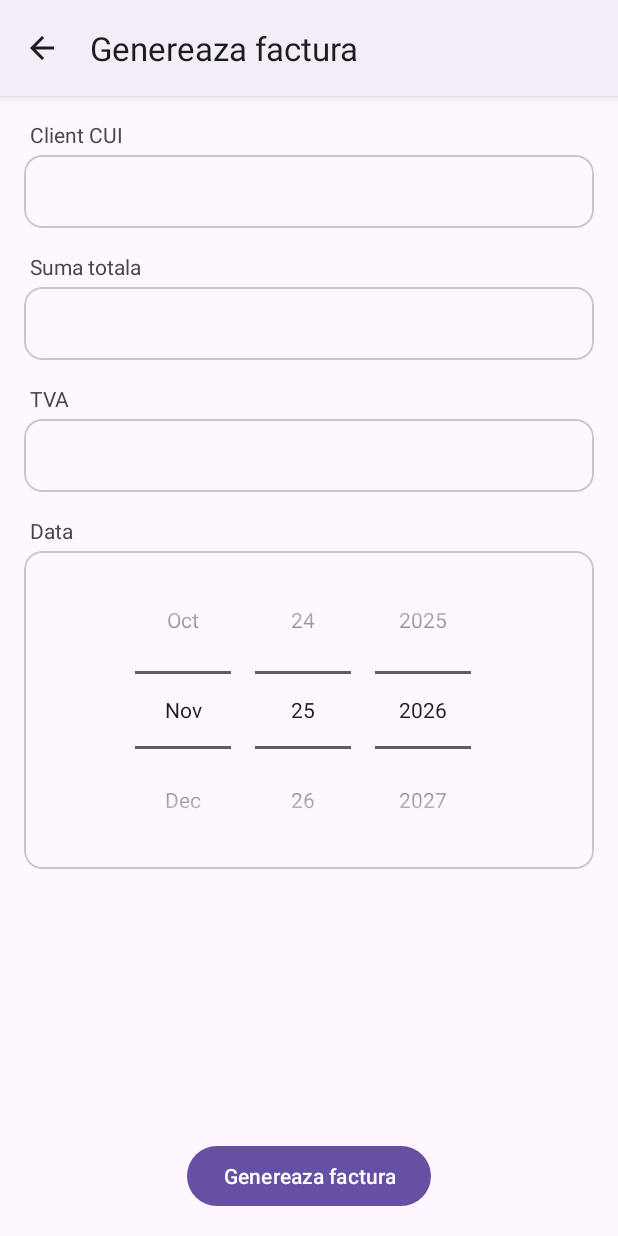
After one commit to dabidu27/receipt-to-invoice, an Android app: the PreviewReceiptDataActivity screen opened directly, with no data from a screen before it, on a phone screen of 412 x 824 dp. The commit adds this screen. Run offline under Robolectric (Android 15) with nearby library versions, the phone set to English and light mode, and no system bars.

Commit message:
Preview data extracted from receipt activity

```diff
--- a/android/app/src/main/java/com/example/receipt_to_invoice/ui/OCRDumpActivity.java
+++ b/android/app/src/main/java/com/example/receipt_to_invoice/ui/OCRDumpActivity.java
@@ -1,5 +1,6 @@
 package com.example.receipt_to_invoice.ui;
 
+import android.content.Intent;
 import android.net.Uri;
 import android.os.Bundle;
 import android.view.MenuItem;
@@ -21,12 +22,9 @@ import androidx.core.view.WindowInsetsCompat;
 import com.example.receipt_to_invoice.R;
 import com.example.receipt_to_invoice.ocr.OCR;
 
-import java.io.BufferedOutputStream;
 import java.io.File;
-import java.io.FileOutputStream;
 import java.io.IOException;
-import java.io.OutputStreamWriter;
-import java.nio.charset.StandardCharsets;
+import java.util.HashMap;
 import java.util.Map;
 import java.util.concurrent.ExecutorService;
 import java.util.concurrent.Executors;
@@ -48,7 +46,16 @@ public class OCRDumpActivity extends AppCompatActivity {
                         ocr.runOcr(o, OCRDumpActivity.this, new OCR.Callback() {
                             @Override
                             public void onSuccess(String alignedText) {
-                                saveText(alignedText);
+                                fileExecutor.execute(() -> {
+
+                                    //Get the exact text returned by the OCR
+                                    Map<String, String> out = ReceiptParser.parse(alignedText, "RO11997009");
+                                    runOnUiThread(() -> {
+                                        Intent intent = new Intent(OCRDumpActivity.this, PreviewReceiptDataActivity.class);
+                                        intent.putExtra(PreviewReceiptDataActivity.DATA_EXTRA, new HashMap<>(out)); //create a HashMap from the Map, because HashMap is serializable
+                                        startActivity(intent);
+                                    });
+                                });
                             }
 
                             @Override
@@ -71,7 +78,15 @@ public class OCRDumpActivity extends AppCompatActivity {
                 ocr.runOcr(cameraPhotoUri, OCRDumpActivity.this, new OCR.Callback() {
                     @Override
                     public void onSuccess(String alignedText) {
-                        saveText(alignedText);
+                        fileExecutor.execute(() -> {
+                            //Get the exact text returned by the OCR
+                            Map<String, String> out = ReceiptParser.parse(alignedText, "RO11997009");
+                            runOnUiThread(() -> {
+                                Intent intent = new Intent(OCRDumpActivity.this, PreviewReceiptDataActivity.class);
+                                intent.putExtra(PreviewReceiptDataActivity.DATA_EXTRA, new HashMap<>(out)); //create a HashMap from the Map, because HashMap is serializable
+                                startActivity(intent);
+                            });
+                        });
                     }
                     @Override
                     public void onError(String message) {
@@ -94,6 +109,8 @@ public class OCRDumpActivity extends AppCompatActivity {
             v.setPadding(systemBars.left, systemBars.top, systemBars.right, systemBars.bottom);
             return insets;
         });
+
+        setTitle("Creeaza bon");
 
         btnPick = findViewById(R.id.btnPick);
         btnPick.setOnClickListener(v -> {
@@ -130,32 +147,6 @@ public class OCRDumpActivity extends AppCompatActivity {
     }
 
 
-    private void saveText(String alignedText){
-
-        String fileName = "ocr_" + System.currentTimeMillis() + ".txt";
-
-        fileExecutor.execute(() -> {
-
-            //Get the exact text returned by the OCR
-            Map<String, String> out = ReceiptParser.parse(alignedText, "RO11997009");
-
-            //getExternalFilesDir(null) => an app-specific, writable folder, no permissions needed
-            File outFile = new File(getExternalFilesDir(null), fileName);
-            try(FileOutputStream fos = new FileOutputStream(outFile);
-                BufferedOutputStream bos = new BufferedOutputStream(fos);
-                OutputStreamWriter osw = new OutputStreamWriter(bos,StandardCharsets.UTF_8)){
-
-                for(String field: out.keySet()){
-                    osw.write(field + ": "+ out.get(field) + "\n");
-                }
-                runOnUiThread(() -> Toast.makeText(this, "Saved " + fileName, Toast.LENGTH_LONG).show());
-            }catch (IOException e){
-                runOnUiThread(() -> Toast.makeText(this, "Cannot save file", Toast.LENGTH_LONG).show());
-            }
-        });
-
-    }
-
     @Override
     protected void onDestroy() {
         super.onDestroy();
--- /dev/null
+++ b/android/app/src/main/java/com/example/receipt_to_invoice/ui/PreviewReceiptDataActivity.java
@@ -0,0 +1,120 @@
+package com.example.receipt_to_invoice.ui;
+
+import android.content.Intent;
+import android.os.Bundle;
+import android.widget.DatePicker;
+import android.widget.EditText;
+
+import androidx.activity.EdgeToEdge;
+import androidx.appcompat.app.AppCompatActivity;
+import androidx.core.graphics.Insets;
+import androidx.core.view.ViewCompat;
+import androidx.core.view.WindowInsetsCompat;
+
+import com.example.receipt_to_invoice.R;
+
+import java.util.Calendar;
+import java.util.HashMap;
+
+public class PreviewReceiptDataActivity extends AppCompatActivity {
+
+    public final static String DATA_EXTRA = "data";
+
+    private EditText etClientCui;
+    private EditText etTotal;
+    private EditText etTVA;
+    private DatePicker dtData;
+
+    public static class ParsedDate {
+        public final int year;
+        public final int month; // 1 - 12 (calendar month)
+        public final int day;   // 1 - 31
+
+        public ParsedDate(int year, int month, int day) {
+            this.year = year;
+            this.month = month;
+            this.day = day;
+        }
+
+        //Returns 0-based month (0 - 11) for Android's DatePicker or java.util.Calendar
+        public int getDatePickerMonth() {
+            return Math.max(0, month - 1);
+        }
+    }
+
+    @Override
+    protected void onCreate(Bundle savedInstanceState) {
+        super.onCreate(savedInstanceState);
+        EdgeToEdge.enable(this);
+        setContentView(R.layout.activity_preview_receipt_data);
+        ViewCompat.setOnApplyWindowInsetsListener(findViewById(R.id.main), (v, insets) -> {
+            Insets systemBars = insets.getInsets(WindowInsetsCompat.Type.systemBars());
+            v.setPadding(systemBars.left, systemBars.top, systemBars.right, systemBars.bottom);
+            return insets;
+        });
+
+        setTitle("Genereaza factura");
+        if(getSupportActionBar() != null){
+            getSupportActionBar().setDisplayHomeAsUpEnabled(true);
+        }
+
+        setupControls();
+
+        Intent intent = getIntent();
+        HashMap<String, String> receiptData = (HashMap<String, String>) intent.getSerializableExtra(DATA_EXTRA);
+        String rawDate = null;
+        if (receiptData != null) {
+            etClientCui.setText(receiptData.get("clientCui") != null ? receiptData.get("clientCui") : "Nu s-a gasit CUI client");
+            etTotal.setText(receiptData.get("total") != null ? receiptData.get("total") : "0");
+            etTVA.setText(receiptData.get("vat") != null ? receiptData.get("vat") : "0");
+            rawDate = receiptData.get("date");
+        }
+
+        ParsedDate date = parseDate(rawDate);
+        dtData.init(date.year, date.getDatePickerMonth(), date.day, null);
+    }
+
+    public static ParsedDate parseDate(String dateStr) {
+        Calendar calendar = Calendar.getInstance();
+        int defaultYear = calendar.get(Calendar.YEAR);
+        int defaultMonth = calendar.get(Calendar.MONTH) + 1; // 1-12
+        int defaultDay = calendar.get(Calendar.DAY_OF_MONTH);
+
+        if (dateStr == null || dateStr.trim().isEmpty()) {
+            return new ParsedDate(defaultYear, defaultMonth, defaultDay);
+        }
+
+        String[] parts = dateStr.trim().split("[-./]");
+        if (parts.length == 3) {
+            try {
+                int p0 = Integer.parseInt(parts[0].trim());
+                int p1 = Integer.parseInt(parts[1].trim());
+                int p2 = Integer.parseInt(parts[2].trim());
+
+                if (p0 > 1000) {
+                    // Format: yyyy-mm-dd
+                    return new ParsedDate(p0, p1, p2);
+                } else if (p2 > 1000) {
+                    // Format: dd-mm-yyyy
+                    return new ParsedDate(p2, p1, p0);
+                }
+            } catch (NumberFormatException ignored) {
+            }
+        }
+
+        return new ParsedDate(defaultYear, defaultMonth, defaultDay);
+    }
+
+    private void setupControls(){
+        etTotal = findViewById(R.id.etTotal);
+        etTVA = findViewById(R.id.etTVA);
+        etClientCui = findViewById(R.id.etClientCui);
+        dtData = findViewById(R.id.dpData);
+    }
+
+    @Override
+    public boolean onSupportNavigateUp() {
+        finish();
+        return true;
+    }
+}
--- a/android/app/src/main/res/layout/activity_main.xml
+++ b/android/app/src/main/res/layout/activity_main.xml
@@ -10,7 +10,7 @@
     <TextView
         android:layout_width="wrap_content"
         android:layout_height="wrap_content"
-        android:text="Hello World!"
+        android:text="@string/hello_world"
         app:layout_constraintBottom_toBottomOf="parent"
         app:layout_constraintEnd_toEndOf="parent"
         app:layout_constraintStart_toStartOf="parent"
--- a/android/app/src/main/res/layout/activity_ocrdump.xml
+++ b/android/app/src/main/res/layout/activity_ocrdump.xml
@@ -15,6 +15,6 @@
         app:layout_constraintEnd_toEndOf="parent"
         app:layout_constraintBottom_toBottomOf="parent"
         app:layout_constraintStart_toStartOf="parent"
-        android:text = "Pick receipt"/>
+        android:text="@string/pick_receipt" />
 
 </androidx.constraintlayout.widget.ConstraintLayout>
--- /dev/null
+++ b/android/app/src/main/res/layout/activity_preview_receipt_data.xml
@@ -0,0 +1,132 @@
+<?xml version="1.0" encoding="utf-8"?>
+<androidx.constraintlayout.widget.ConstraintLayout xmlns:android="http://schemas.android.com/apk/res/android"
+    xmlns:app="http://schemas.android.com/apk/res-auto"
+    xmlns:tools="http://schemas.android.com/tools"
+    android:id="@+id/main"
+    android:layout_width="match_parent"
+    android:layout_height="match_parent"
+    tools:context=".ui.PreviewReceiptDataActivity">
+
+    <ScrollView
+        android:layout_width="0dp"
+        android:layout_height="0dp"
+        android:fillViewport="true"
+        app:layout_constraintBottom_toTopOf="@id/btnToInvoice"
+        app:layout_constraintEnd_toEndOf="parent"
+        app:layout_constraintStart_toStartOf="parent"
+        app:layout_constraintTop_toTopOf="parent">
+
+        <LinearLayout
+            android:layout_width="match_parent"
+            android:layout_height="wrap_content"
+            android:orientation="vertical"
+            android:padding="16dp">
+
+            <TextView
+                android:id="@+id/tvClientCui"
+                android:layout_width="wrap_content"
+                android:layout_height="wrap_content"
+                android:layout_marginStart="4dp"
+                android:text="@string/client_cui" />
+
+            <com.google.android.material.card.MaterialCardView
+                android:id="@+id/mcvClientCui"
+                android:layout_width="match_parent"
+                android:layout_height="wrap_content"
+                android:layout_marginTop="4dp">
+
+                <EditText
+                    android:id="@+id/etClientCui"
+                    android:layout_width="match_parent"
+                    android:layout_height="wrap_content"
+                    android:background="@android:color/transparent"
+                    android:inputType="textCapCharacters"
+                    android:padding="12dp" />
+
+            </com.google.android.material.card.MaterialCardView>
+
+            <TextView
+                android:id="@+id/tvTotal"
+                android:layout_width="wrap_content"
+                android:layout_height="wrap_content"
+                android:layout_marginStart="4dp"
+                android:layout_marginTop="16dp"
+                android:text="@string/suma_totala" />
+
+            <com.google.android.material.card.MaterialCardView
+                android:id="@+id/mcvTotal"
+                android:layout_width="match_parent"
+                android:layout_height="wrap_content"
+                android:layout_marginTop="4dp">
+
+                <EditText
+                    android:id="@+id/etTotal"
+                    android:layout_width="match_parent"
+                    android:layout_height="wrap_content"
+                    android:background="@android:color/transparent"
+                    android:inputType="numberDecimal"
+                    android:padding="12dp" />
+
+            </com.google.android.material.card.MaterialCardView>
+
+            <TextView
+                android:id="@+id/tvTVA"
+                android:layout_width="wrap_content"
+                android:layout_height="wrap_content"
+                android:layout_marginStart="4dp"
+                android:layout_marginTop="16dp"
+                android:text="@string/tva" />
+
+            <com.google.android.material.card.MaterialCardView
+                android:id="@+id/mcvTVA"
+                android:layout_width="match_parent"
+                android:layout_height="wrap_content"
+                android:layout_marginTop="4dp">
+
+                <EditText
+                    android:id="@+id/etTVA"
+                    android:layout_width="match_parent"
+                    android:layout_height="wrap_content"
+                    android:background="@android:color/transparent"
+                    android:inputType="numberDecimal"
+                    android:padding="12dp" />
+
+            </com.google.android.material.card.MaterialCardView>
+
+            <TextView
+                android:id="@+id/tvData"
+                android:layout_width="wrap_content"
+                android:layout_height="wrap_content"
+                android:layout_marginStart="4dp"
+                android:layout_marginTop="16dp"
+                android:text="@string/data" />
+
+            <com.google.android.material.card.MaterialCardView
+                android:id="@+id/mcvData"
+                android:layout_width="match_parent"
+                android:layout_height="wrap_content"
+                android:layout_marginTop="4dp">
+
+                <DatePicker
+                    android:id="@+id/dpData"
+                    android:layout_width="match_parent"
+                    android:layout_height="wrap_content"
+                    android:calendarViewShown="false"
+                    android:datePickerMode="spinner" />
+
+            </com.google.android.material.card.MaterialCardView>
+
+        </LinearLayout>
+    </ScrollView>
+
+    <Button
+        android:id="@+id/btnToInvoice"
+        android:layout_width="wrap_content"
+        android:layout_height="wrap_content"
+        android:layout_marginBottom="16dp"
+        android:text="@string/genereaza_factura"
+        app:layout_constraintBottom_toBottomOf="parent"
+        app:layout_constraintEnd_toEndOf="parent"
+        app:layout_constraintStart_toStartOf="parent" />
+
+</androidx.constraintlayout.widget.ConstraintLayout>
--- a/android/app/src/main/res/values/strings.xml
+++ b/android/app/src/main/res/values/strings.xml
@@ -2,4 +2,11 @@
     <string name="app_name">receipt_to_invoice</string>
     <string name="popup_camera">Fa o poza</string>
     <string name="popup_gallery">Alege din galerie</string>
+    <string name="hello_world">Hello World!</string>
+    <string name="pick_receipt">Alege bon</string>
+    <string name="client_cui">Client CUI</string>
+    <string name="suma_totala">Suma totala</string>
+    <string name="tva">TVA</string>
+    <string name="data">Data</string>
+    <string name="genereaza_factura">Genereaza factura</string>
 </resources>
--- a/android/app/src/main/res/values/themes.xml
+++ b/android/app/src/main/res/values/themes.xml
@@ -1,6 +1,6 @@
 <resources xmlns:tools="http://schemas.android.com/tools">
     <!-- Base application theme. -->
-    <style name="Base.Theme.Receipt_to_invoice" parent="Theme.Material3.DayNight.NoActionBar">
+    <style name="Base.Theme.Receipt_to_invoice" parent="Theme.Material3.DayNight">
         <!-- Customize your light theme here. -->
         <!-- <item name="colorPrimary">@color/my_light_primary</item> -->
     </style>
```
Also changed, not shown: android/app/src/main/AndroidManifest.xml (+15 -7 lines), 1 other file.
